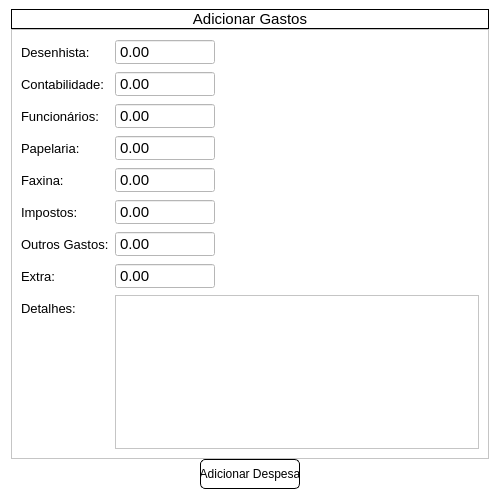
First picture: the form in screens/adicionar_gasto.ui, repository devfabri/Arquitetura-Pereira, before the edit.
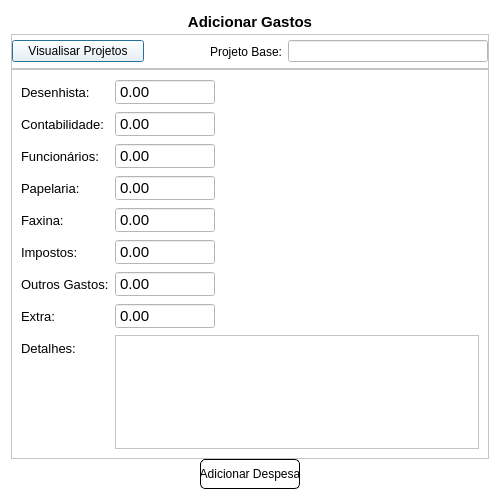
Second picture: the form after the edit.

Commit message: Bugfix decimais Adicionando idProjeto

Diff of the .ui file:
```diff
--- a/screens/adicionar_gasto.ui
+++ b/screens/adicionar_gasto.ui
@@ -40,16 +40,25 @@
    </property>
    <item>
     <widget class="QLabel" name="label_3">
+     <property name="minimumSize">
+      <size>
+       <width>0</width>
+       <height>25</height>
+      </size>
+     </property>
      <property name="font">
       <font>
+       <family>Arial</family>
        <pointsize>11</pointsize>
+       <weight>75</weight>
+       <bold>true</bold>
       </font>
      </property>
      <property name="frameShape">
-      <enum>QFrame::Panel</enum>
+      <enum>QFrame::NoFrame</enum>
      </property>
      <property name="frameShadow">
-      <enum>QFrame::Plain</enum>
+      <enum>QFrame::Raised</enum>
      </property>
      <property name="text">
       <string>Adicionar Gastos</string>
@@ -59,6 +68,69 @@
      </property>
     </widget>
    </item>
+   <item>
+    <widget class="QFrame" name="frame">
+     <property name="minimumSize">
+      <size>
+       <width>0</width>
+       <height>35</height>
+      </size>
+     </property>
+     <property name="frameShape">
+      <enum>QFrame::StyledPanel</enum>
+     </property>
+     <property name="frameShadow">
+      <enum>QFrame::Raised</enum>
+     </property>
+     <layout class="QHBoxLayout" name="horizontalLayout">
+      <property name="leftMargin">
+       <number>0</number>
+      </property>
+      <property name="topMargin">
+       <number>0</number>
+      </property>
+      <property name="rightMargin">
+       <number>0</number>
+      </property>
+      <property name="bottomMargin">
+       <number>0</number>
+      </property>
+      <item>
+       <widget class="QPushButton" name="visualisar">
+        <property name="cursor">
+         <cursorShape>PointingHandCursor</cursorShape>
+        </property>
+        <property name="text">
+         <string>Visualisar Projetos</string>
+        </property>
+       </widget>
+      </item>
+      <item>
+       <widget class="QLabel" name="label_4">
+        <property name="text">
+         <string>Projeto Base:</string>
+        </property>
+        <property name="alignment">
+         <set>Qt::AlignRight|Qt::AlignTrailing|Qt::AlignVCenter</set>
+        </property>
+       </widget>
+      </item>
+      <item>
+       <widget class="QLineEdit" name="id_projeto">
+        <property name="maximumSize">
+         <size>
+          <width>200</width>
+          <height>16777215</height>
+         </size>
+        </property>
+        <property name="alignment">
+         <set>Qt::AlignCenter</set>
+        </property>
+       </widget>
+      </item>
+     </layout>
+    </widget>
+   </item>
    <item>
     <widget class="QFrame" name="frame_2">
      <property name="minimumSize">
```
The commit also changes 14 other files.
